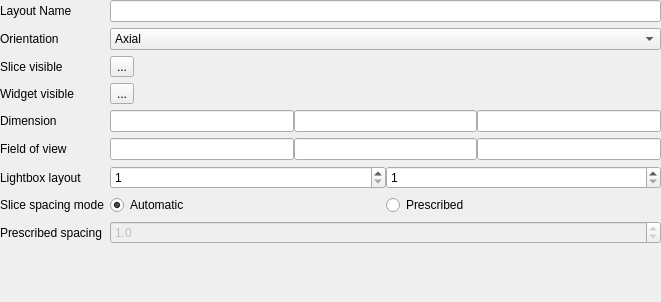
jcfr/Slicer3, file Libs/qMRMLWidgets/Resources/UI/qMRMLSliceInformationWidget.ui: the form before one commit.
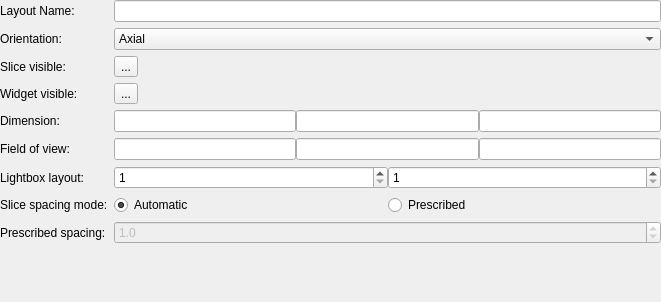
The form after the commit. Icons and pictures are not drawn. Custom widgets are drawn as their Qt base class.

Commit message: ENH: Updated tooltip of qMRML{Slice, Controller}InformationWidget

The edit to the form file:
```diff
--- a/Libs/qMRMLWidgets/Resources/UI/qMRMLSliceInformationWidget.ui
+++ b/Libs/qMRMLWidgets/Resources/UI/qMRMLSliceInformationWidget.ui
@@ -20,7 +20,7 @@
    <item row="0" column="0">
     <widget class="QLabel" name="label_2">
      <property name="text">
-      <string>Layout Name</string>
+      <string>Layout Name:</string>
      </property>
     </widget>
    </item>
@@ -34,7 +34,7 @@
    <item row="1" column="0">
     <widget class="QLabel" name="label_3">
      <property name="text">
-      <string>Orientation</string>
+      <string>Orientation:</string>
      </property>
     </widget>
    </item>
@@ -72,7 +72,7 @@
    <item row="2" column="0">
     <widget class="QLabel" name="label_4">
      <property name="text">
-      <string>Slice visible</string>
+      <string>Slice visible:</string>
      </property>
     </widget>
    </item>
@@ -103,7 +103,7 @@
    <item row="3" column="0">
     <widget class="QLabel" name="label_5">
      <property name="text">
-      <string>Widget visible</string>
+      <string>Widget visible:</string>
      </property>
     </widget>
    </item>
@@ -134,7 +134,7 @@
    <item row="4" column="0">
     <widget class="QLabel" name="label_6">
      <property name="text">
-      <string>Dimension</string>
+      <string>Dimension:</string>
      </property>
     </widget>
    </item>
@@ -169,7 +169,7 @@
    <item row="5" column="0">
     <widget class="QLabel" name="label_7">
      <property name="text">
-      <string>Field of view</string>
+      <string>Field of view:</string>
      </property>
     </widget>
    </item>
@@ -204,7 +204,7 @@
    <item row="6" column="0">
     <widget class="QLabel" name="label_8">
      <property name="text">
-      <string>Lightbox layout</string>
+      <string>Lightbox layout:</string>
      </property>
     </widget>
    </item>
@@ -238,7 +238,7 @@
    <item row="7" column="0">
     <widget class="QLabel" name="label_9">
      <property name="text">
-      <string>Slice spacing mode</string>
+      <string>Slice spacing mode:</string>
      </property>
     </widget>
    </item>
@@ -269,7 +269,7 @@
    <item row="8" column="0">
     <widget class="QLabel" name="label_10">
      <property name="text">
-      <string>Prescribed spacing</string>
+      <string>Prescribed spacing:</string>
      </property>
     </widget>
    </item>
```
Left out of the diff: 50 changed lines with no effect on the pictures. The commit also changes 3 other files.
